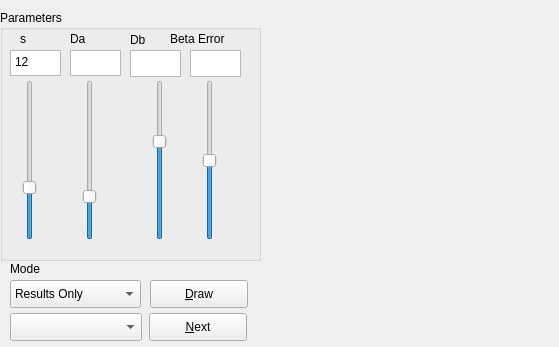
This is mainwindow.ui in andrewrk/ReactionDiffusion as Qt 5 draws it before an edit. The edited form follows.
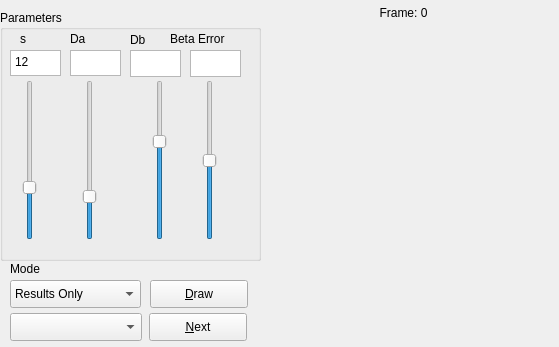
This is the edited form.

Commit message: use 0.5 for delta t and fix up some ui elements

```diff
--- a/mainwindow.ui
+++ b/mainwindow.ui
@@ -303,6 +303,22 @@
      <string>&amp;Next</string>
     </property>
    </widget>
+   <widget class="QLabel" name="label_frame">
+    <property name="geometry">
+     <rect>
+      <x>298</x>
+      <y>3</y>
+      <width>211</width>
+      <height>20</height>
+     </rect>
+    </property>
+    <property name="text">
+     <string>Frame: 0</string>
+    </property>
+    <property name="alignment">
+     <set>Qt::AlignCenter</set>
+    </property>
+   </widget>
   </widget>
  </widget>
  <layoutdefault spacing="6" margin="11"/>
```
The commit also changes 4 other files.
